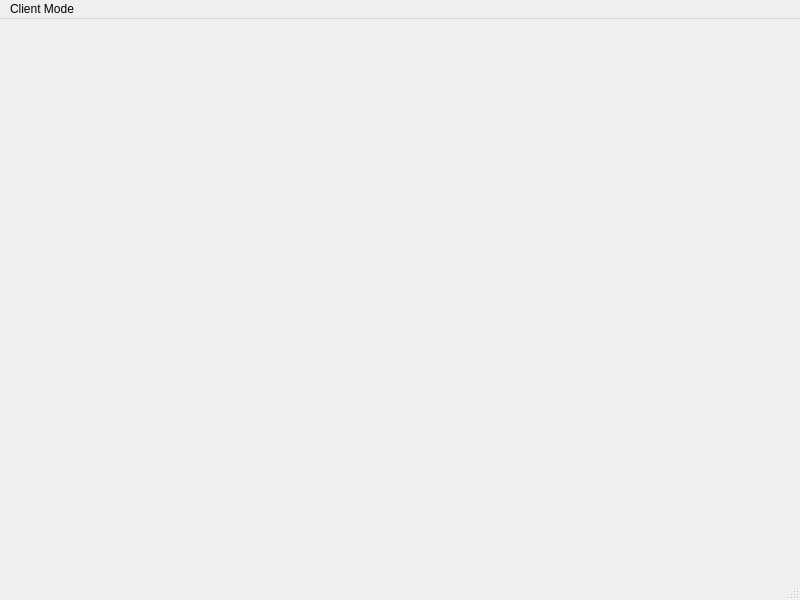
studierstube/opentracker, file examples/CallbackCallforwardExampleQt/cbcfmainwindow.ui: the form before one commit.
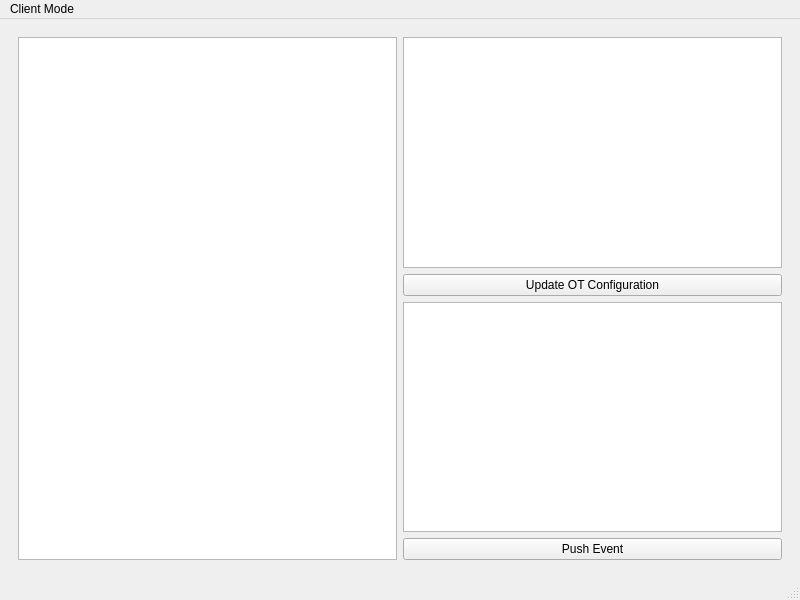
The form after the commit.

```diff
--- a/examples/CallbackCallforwardExampleQt/cbcfmainwindow.ui
+++ b/examples/CallbackCallforwardExampleQt/cbcfmainwindow.ui
@@ -12,7 +12,61 @@
   <property name="windowTitle" >
    <string>MainWindow</string>
   </property>
-  <widget class="QWidget" name="centralwidget" />
+  <widget class="QWidget" name="centralwidget" >
+   <layout class="QVBoxLayout" >
+    <property name="margin" >
+     <number>9</number>
+    </property>
+    <property name="spacing" >
+     <number>6</number>
+    </property>
+    <item>
+     <widget class="QWidget" native="1" name="widget" >
+      <layout class="QHBoxLayout" >
+       <property name="margin" >
+        <number>9</number>
+       </property>
+       <property name="spacing" >
+        <number>6</number>
+       </property>
+       <item>
+        <widget class="QTextEdit" name="eventsEdit" />
+       </item>
+       <item>
+        <layout class="QVBoxLayout" >
+         <property name="margin" >
+          <number>0</number>
+         </property>
+         <property name="spacing" >
+          <number>6</number>
+         </property>
+         <item>
+          <widget class="QTextEdit" name="configEdit" />
+         </item>
+         <item>
+          <widget class="QPushButton" name="configPushButton" >
+           <property name="text" >
+            <string>Update OT Configuration</string>
+           </property>
+          </widget>
+         </item>
+         <item>
+          <widget class="QTextEdit" name="textEdit" />
+         </item>
+         <item>
+          <widget class="QPushButton" name="eventPushButton" >
+           <property name="text" >
+            <string>Push Event</string>
+           </property>
+          </widget>
+         </item>
+        </layout>
+       </item>
+      </layout>
+     </widget>
+    </item>
+   </layout>
+  </widget>
   <widget class="QMenuBar" name="menubar" >
    <property name="geometry" >
     <rect>
```
Left out of the diff: 49 changed lines with no effect on the pictures.
